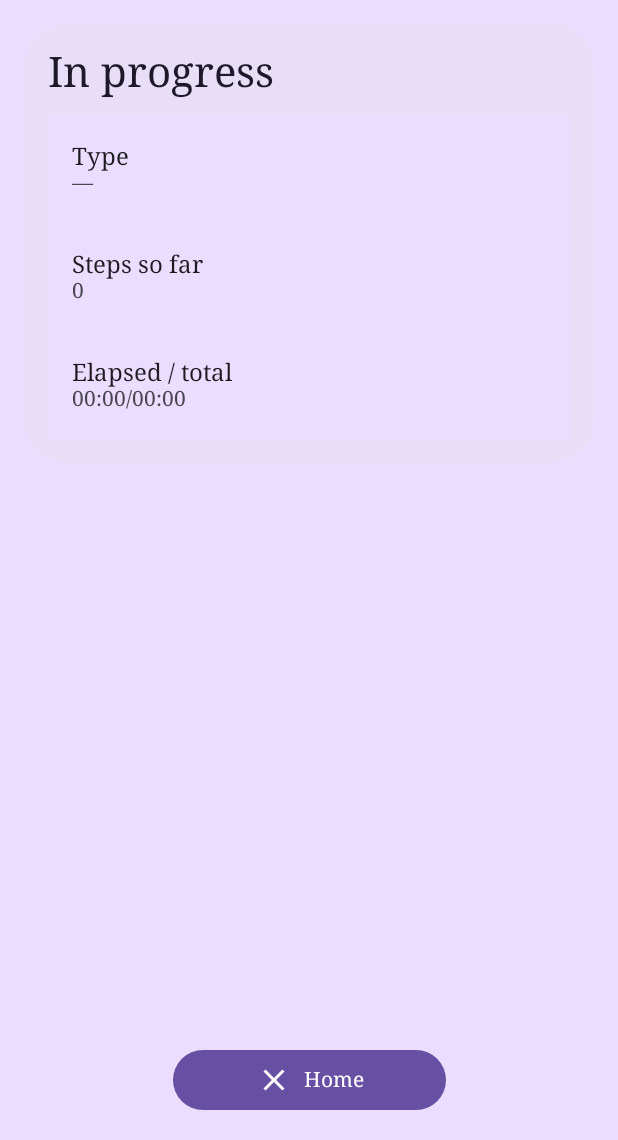
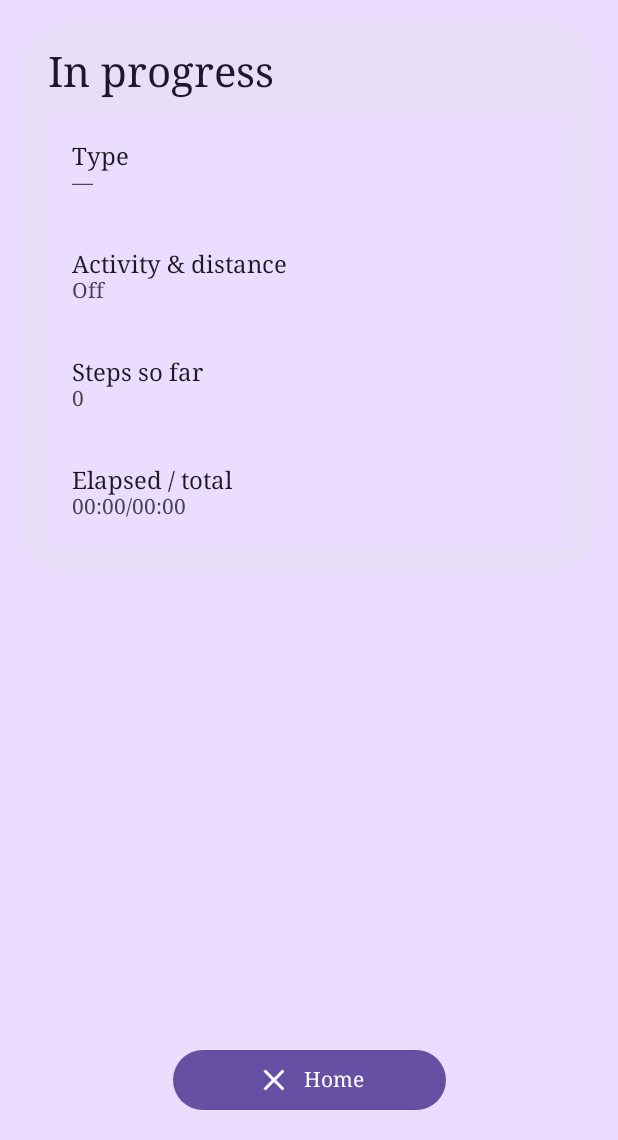
Before and after one commit to Pixson-Lin/QFit, an Android app built with Jetpack Compose: the InProgressScreen screen opened through its navigation route, on a phone screen of 412 x 824 dp, the part 96-1236 px from its top. Run offline under Robolectric (Android 15) with nearby library versions, the phone set to English and light mode, and no system bars; our stand-ins replace Room's generated code; libraries missing offline, so code that uses them is left out: androidx.health.connect; 7 statements that could not run were skipped.

Commit message:
Show simulate activity flag on In-progress and History.
Surface the run snapshot as On/Off (有/無) next to type;
bump to 0.5.6-sim-badge for a new closed-test AAB.

Co-authored-by: galtent <galtent@gmail.com>

```diff
--- a/app/build.gradle.kts
+++ b/app/build.gradle.kts
@@ -27,8 +27,8 @@ android {
         minSdk = 31
         targetSdk = 36
         // versionCode = YYYYMMDDNN (Taipei calendar day + daily serial). See docs/Versioning.md
-        versionCode = 2026102801
-        versionName = "0.5.5-hc-session"
+        versionCode = 2026102802
+        versionName = "0.5.6-sim-badge"
     }
 
     signingConfigs {
--- a/app/src/main/java/com/pixsonlin/qfit/service/RunForegroundService.kt
+++ b/app/src/main/java/com/pixsonlin/qfit/service/RunForegroundService.kt
@@ -145,6 +145,7 @@ class RunForegroundService : LifecycleService() {
                 durationMinutes = run.plannedDurationMinutes,
                 startTimeMillis = run.startTimeMillis,
                 endTimeMillis = coverageEnd,
+                simulateActivityDistance = run.simulateActivityDistance,
                 stepsWritten = repo.sumWrittenSteps(run.id),
             ),
         )
--- a/app/src/main/java/com/pixsonlin/qfit/service/RunSessionState.kt
+++ b/app/src/main/java/com/pixsonlin/qfit/service/RunSessionState.kt
@@ -11,6 +11,8 @@ data class ActiveRunUi(
     val durationMinutes: Int,
     val startTimeMillis: Long,
     val endTimeMillis: Long,
+    /** Snapshot of Home「模擬活動與距離」for this run. */
+    val simulateActivityDistance: Boolean = true,
     val stepsWritten: Int = 0,
     val finished: Boolean = false,
     val errorMessage: String? = null,
--- a/app/src/main/java/com/pixsonlin/qfit/ui/InProgressScreen.kt
+++ b/app/src/main/java/com/pixsonlin/qfit/ui/InProgressScreen.kt
@@ -115,6 +115,16 @@ fun InProgressScreen(
                         supporting = run?.intensity?.label() ?: "—",
                     )
                     ProgressRow(
+                        headline = stringResource(R.string.label_simulate_activity),
+                        supporting = stringResource(
+                            if (run?.simulateActivityDistance == true) {
+                                R.string.value_simulate_on
+                            } else {
+                                R.string.value_simulate_off
+                            },
+                        ),
+                    )
+                    ProgressRow(
                         headline = stringResource(R.string.label_current_steps),
                         supporting = (run?.stepsWritten ?: 0).toString(),
                     )
--- a/app/src/main/res/values/strings.xml
+++ b/app/src/main/res/values/strings.xml
@@ -43,6 +43,9 @@
     <string name="segment_skipped">Skipped</string>
 
     <string name="in_progress_title">In progress</string>
+    <string name="label_simulate_activity">Activity &amp; distance</string>
+    <string name="value_simulate_on">On</string>
+    <string name="value_simulate_off">Off</string>
     <string name="label_current_steps">Steps so far</string>
     <string name="label_elapsed_total">Elapsed / total</string>
     <string name="action_cancel">Cancel</string>
@@ -54,6 +57,7 @@
     <string name="history_empty">No runs yet.</string>
     <string name="history_start_time">Started: %1$s</string>
     <string name="history_type">Type: %1$s</string>
+    <string name="history_simulate_activity">Activity &amp; distance: %1$s</string>
     <string name="history_duration">Duration: planned %1$s, actual %2$s</string>
     <string name="history_steps">Steps: %1$d</string>
     <string name="history_status">Status: %1$s</string>
```
Also changed, not shown: app/src/main/java/com/pixsonlin/qfit/ui/HistoryScreen.kt (+14 -0 lines), 5 other files.
